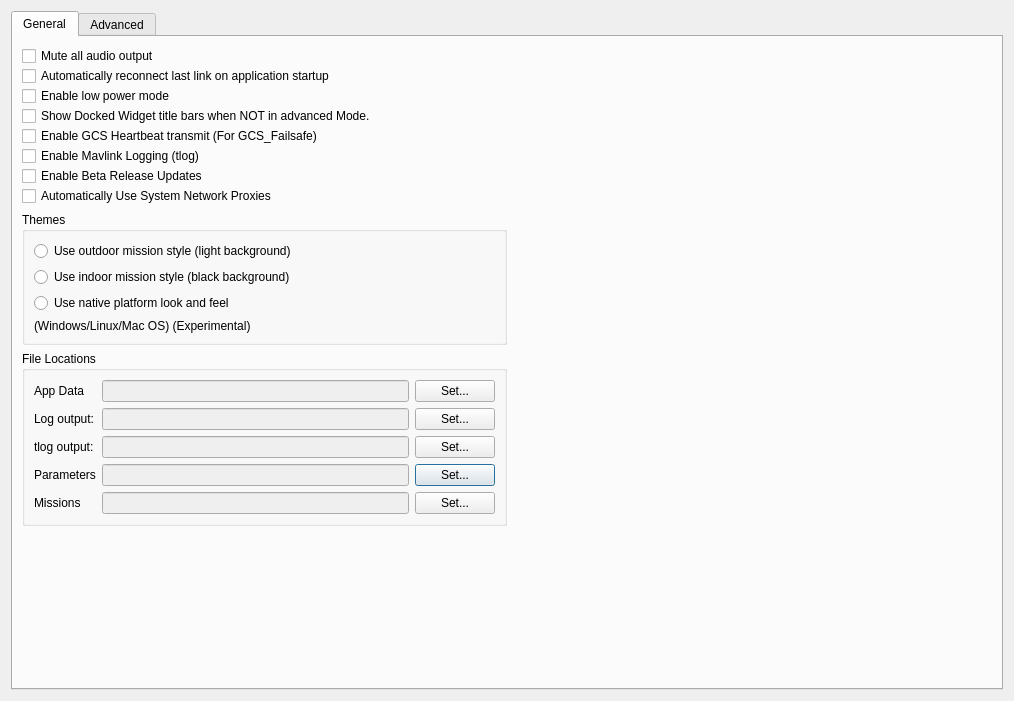
Above: src/ui/QGCSettingsWidget.ui from ArduPilot/apm_planner before the change. Below: the same form after it.
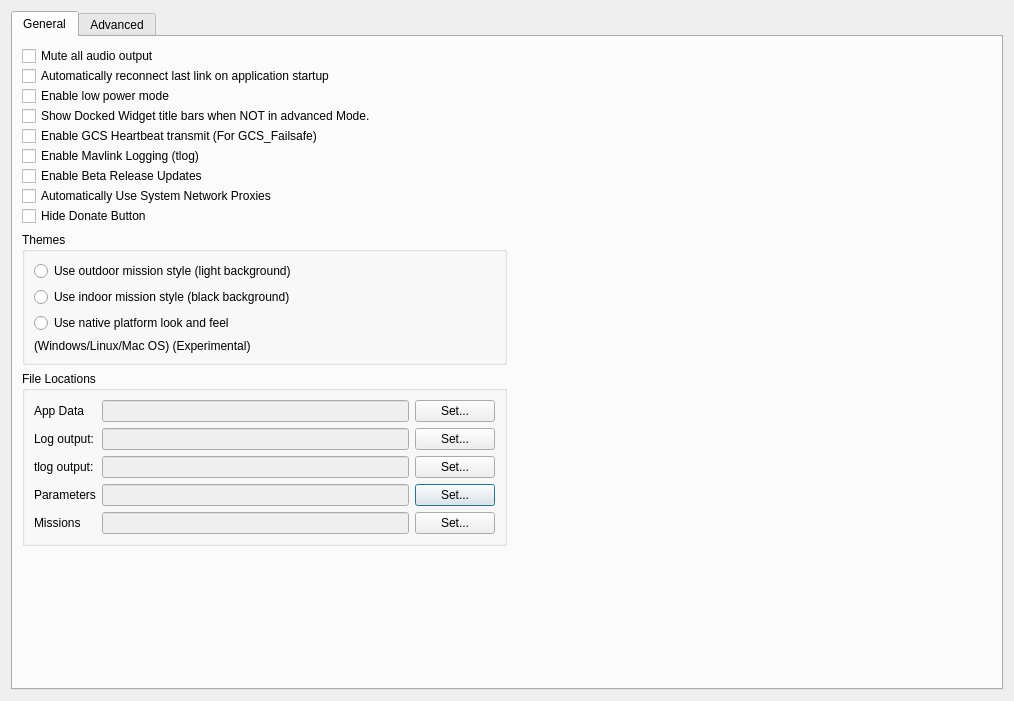
That is the form after the change. Icons and pictures are not drawn.

Commit message:
Donate Button: Made the button more prominent.
- Can be hidden from view in settings

```diff
--- a/src/ui/QGCSettingsWidget.ui
+++ b/src/ui/QGCSettingsWidget.ui
@@ -302,6 +302,13 @@
            </property>
           </widget>
          </item>
+         <item>
+          <widget class="QCheckBox" name="hideDonateButtonCheckBox">
+           <property name="text">
+            <string>Hide Donate Button</string>
+           </property>
+          </widget>
+         </item>
         </layout>
        </item>
        <item row="4" column="0">
```
The commit also changes 8 other files.
